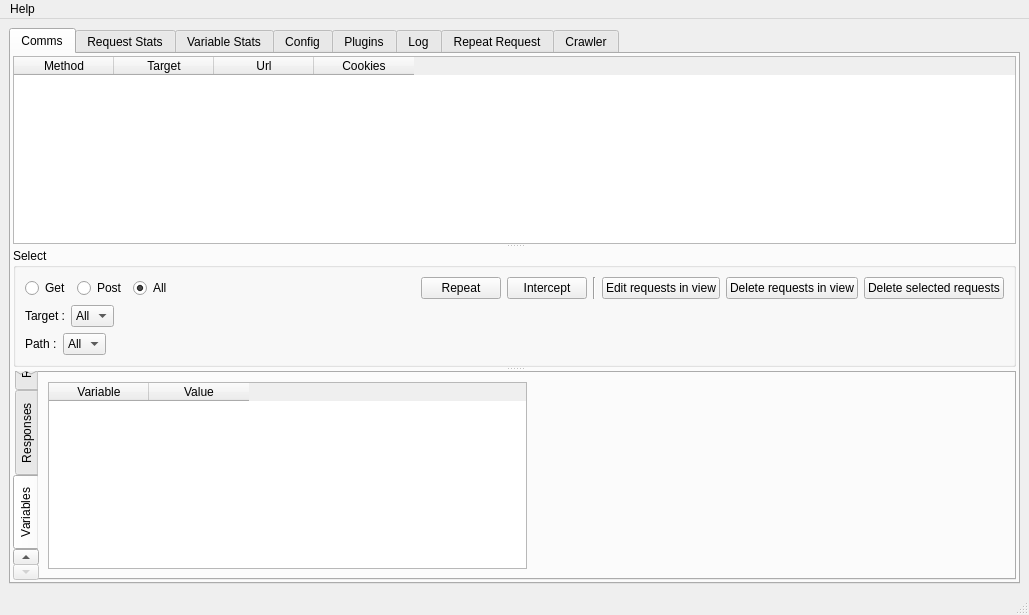
This is mainform.ui in bincker/proxystrike as Qt 5 draws it before an edit. The edited form follows.
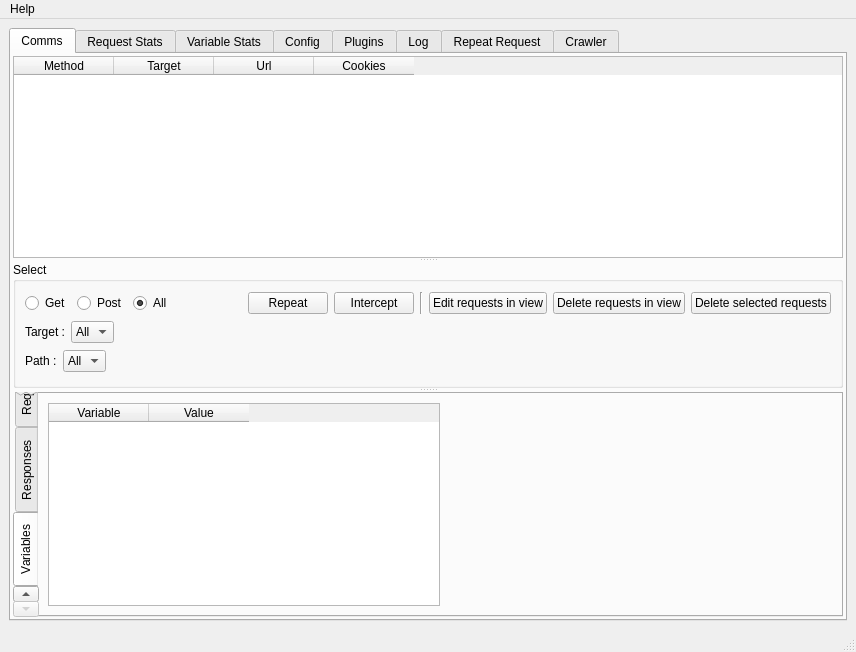
This is the edited form. The open tabs and pages were chosen to show the change.

```diff
--- a/mainform.ui
+++ b/mainform.ui
@@ -5,8 +5,8 @@
    <rect>
     <x>0</x>
     <y>0</y>
-    <width>1029</width>
-    <height>615</height>
+    <width>856</width>
+    <height>652</height>
    </rect>
   </property>
   <property name="windowTitle" >
@@ -16,14 +16,6 @@
    <string/>
   </property>
   <widget class="QWidget" name="centralwidget" >
-   <property name="geometry" >
-    <rect>
-     <x>0</x>
-     <y>22</y>
-     <width>1029</width>
-     <height>571</height>
-    </rect>
-   </property>
    <layout class="QHBoxLayout" >
     <item>
      <widget class="QTabWidget" name="tabWidget" >
@@ -40,14 +32,6 @@
        <number>5</number>
       </property>
       <widget class="QWidget" name="tab" >
-       <property name="geometry" >
-        <rect>
-         <x>0</x>
-         <y>0</y>
-         <width>999</width>
-         <height>524</height>
-        </rect>
-       </property>
        <attribute name="title" >
         <string>Comms</string>
        </attribute>
@@ -61,14 +45,6 @@
            <number>0</number>
           </property>
           <widget class="QWidget" name="page" >
-           <property name="geometry" >
-            <rect>
-             <x>0</x>
-             <y>0</y>
-             <width>997</width>
-             <height>522</height>
-            </rect>
-           </property>
            <layout class="QVBoxLayout" >
             <property name="margin" >
              <number>1</number>
@@ -350,14 +326,6 @@
                 </layout>
                </widget>
                <widget class="QWidget" name="tab_5" >
-                <property name="geometry" >
-                 <rect>
-                  <x>0</x>
-                  <y>0</y>
-                  <width>966</width>
-                  <height>196</height>
-                 </rect>
-                </property>
                 <attribute name="title" >
                  <string>Variables</string>
                 </attribute>
@@ -1681,8 +1649,8 @@
     <rect>
      <x>0</x>
      <y>0</y>
-     <width>1029</width>
-     <height>22</height>
+     <width>856</width>
+     <height>26</height>
     </rect>
    </property>
    <widget class="QMenu" name="menuHelp" >
@@ -1698,14 +1666,6 @@
    <property name="enabled" >
     <bool>false</bool>
    </property>
-   <property name="geometry" >
-    <rect>
-     <x>0</x>
-     <y>593</y>
-     <width>1029</width>
-     <height>22</height>
-    </rect>
-   </property>
    <property name="sizePolicy" >
     <sizepolicy vsizetype="Preferred" hsizetype="Preferred" >
      <horstretch>0</horstretch>
```
Left out of the diff: 104 changed lines with no effect on the pictures.
